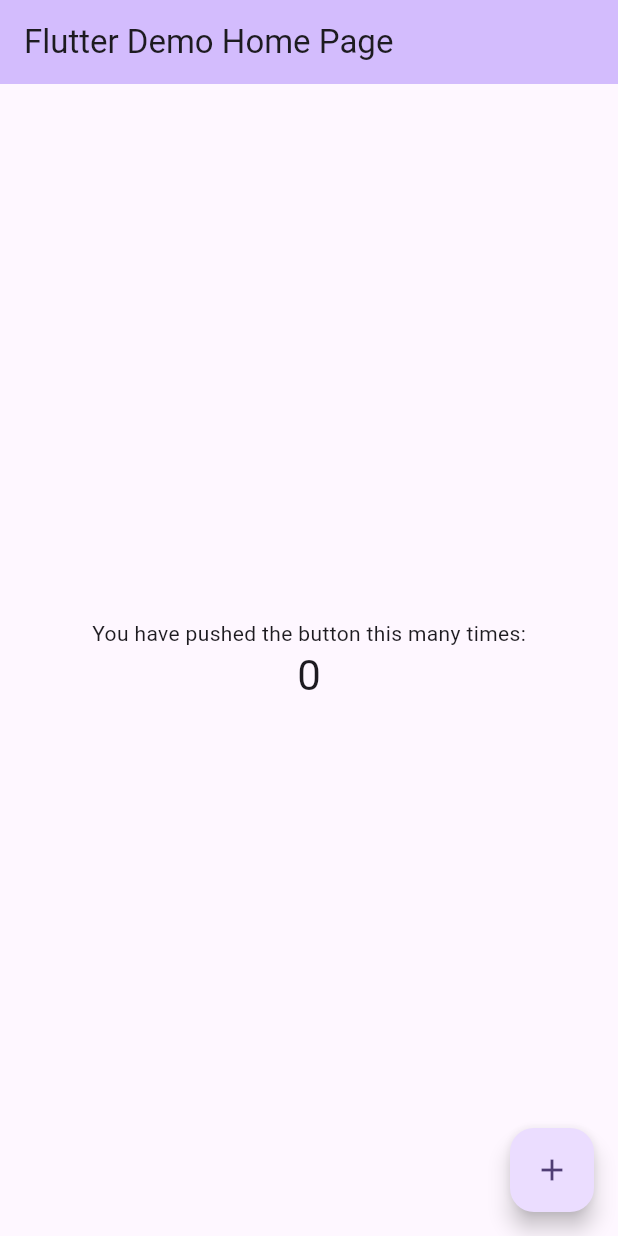
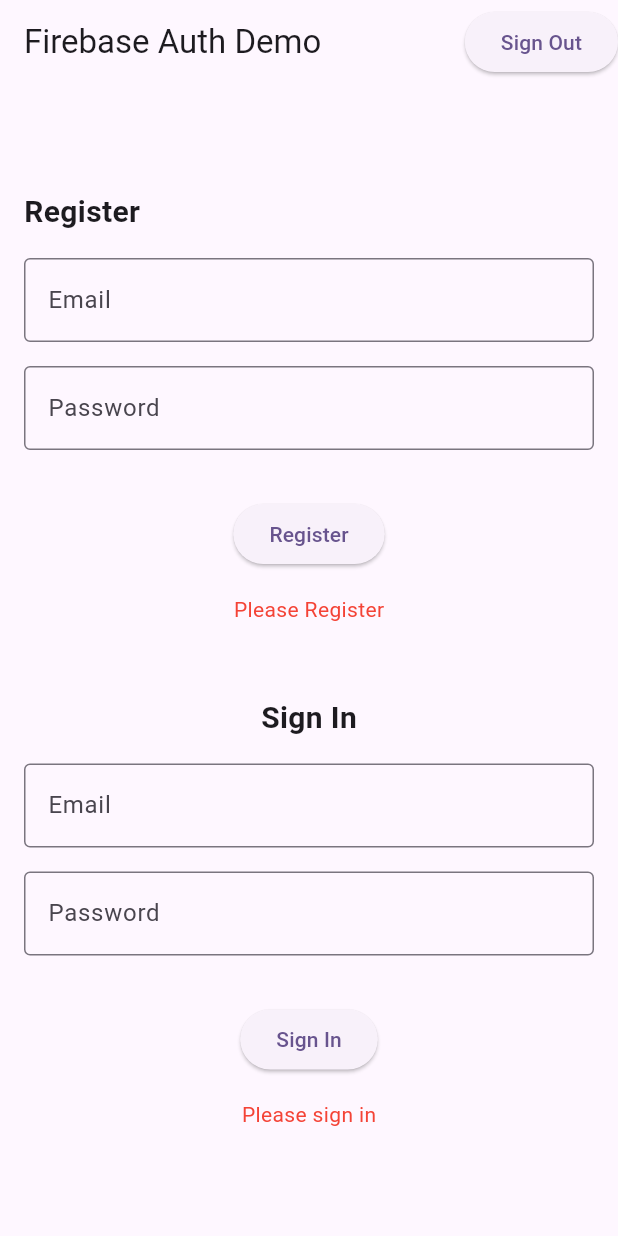
Before and after one commit to sannzay/act16_mad, a Flutter app: the screen it shows after launch, on a phone screen of 412 x 824 dp. Run offline on Flutter 3.47's test engine with Material 3 defaults, Android fonts, the phone set to English and light mode, and no system bars; our stand-ins replace cloud_firestore, firebase_auth, firebase_core; accounts and stored records are empty.

Commit message:
Add user registration and sign-in functionality with email and password. Update UI to include registration and sign-in forms, and implement sign-out feature.

```diff
--- a/lib/main.dart
+++ b/lib/main.dart
@@ -3,6 +3,7 @@
 import 'package:firebase_auth/firebase_auth.dart';
 import 'package:cloud_firestore/cloud_firestore.dart';
 import 'firebase_options.dart';
+import 'services/auth_service.dart';
 
 void main() async {
   WidgetsFlutterBinding.ensureInitialized();
@@ -15,45 +16,20 @@
 class MyApp extends StatelessWidget {
   const MyApp({super.key});
 
-  // This widget is the root of your application.
   @override
   Widget build(BuildContext context) {
     return MaterialApp(
-      title: 'Flutter Demo',
+      title: 'Firebase Auth Demo',
       theme: ThemeData(
-        // This is the theme of your application.
-        //
-        // TRY THIS: Try running your application with "flutter run". You'll see
-        // the application has a purple toolbar. Then, without quitting the app,
-        // try changing the seedColor in the colorScheme below to Colors.green
-        // and then invoke "hot reload" (save your changes or press the "hot
-        // reload" button in a Flutter-supported IDE, or press "r" if you used
-        // the command line to start the app).
-        //
-        // Notice that the counter didn't reset back to zero; the application
-        // state is not lost during the reload. To reset the state, use hot
-        // restart instead.
-        //
-        // This works for code too, not just values: Most code changes can be
-        // tested with just a hot reload.
         colorScheme: ColorScheme.fromSeed(seedColor: Colors.deepPurple),
       ),
-      home: const MyHomePage(title: 'Flutter Demo Home Page'),
+      home: const MyHomePage(title: 'Firebase Auth Demo'),
     );
   }
 }
 
 class MyHomePage extends StatefulWidget {
   const MyHomePage({super.key, required this.title});
-
-  // This widget is the home page of your application. It is stateful, meaning
-  // that it has a State object (defined below) that contains fields that affect
-  // how it looks.
-
-  // This class is the configuration for the state. It holds the values (in this
-  // case the title) provided by the parent (in this case the App widget) and
-  // used by the build method of the State. Fields in a Widget subclass are
-  // always marked "final".
 
   final String title;
 
@@ -62,69 +38,340 @@
 }
 
 class _MyHomePageState extends State<MyHomePage> {
-  int _counter = 0;
+  final AuthService _authService = AuthService();
 
-  void _incrementCounter() {
-    setState(() {
-      // This call to setState tells the Flutter framework that something has
-      // changed in this State, which causes it to rerun the build method below
-      // so that the display can reflect the updated values. If we changed
-      // _counter without calling setState(), then the build method would not be
-      // called again, and so nothing would appear to happen.
-      _counter++;
-    });
+  void _signOut() async {
+    final result = await _authService.signOut();
+    if (result['success']) {
+      if (mounted) {
+        ScaffoldMessenger.of(context).showSnackBar(
+          SnackBar(content: Text(result['message'])),
+        );
+      }
+    }
   }
 
   @override
   Widget build(BuildContext context) {
-    // This method is rerun every time setState is called, for instance as done
-    // by the _incrementCounter method above.
-    //
-    // The Flutter framework has been optimized to make rerunning build methods
-    // fast, so that you can just rebuild anything that needs updating rather
-    // than having to individually change instances of widgets.
     return Scaffold(
       appBar: AppBar(
-        // TRY THIS: Try changing the color here to a specific color (to
-        // Colors.amber, perhaps?) and trigger a hot reload to see the AppBar
-        // change color while the other colors stay the same.
-        backgroundColor: Theme.of(context).colorScheme.inversePrimary,
-        // Here we take the value from the MyHomePage object that was created by
-        // the App.build method, and use it to set our appbar title.
         title: Text(widget.title),
+        actions: <Widget>[
+          ElevatedButton(
+            onPressed: () {
+              _signOut();
+            },
+            child: const Text('Sign Out'),
+          ),
+        ],
       ),
       body: Center(
-        // Center is a layout widget. It takes a single child and positions it
-        // in the middle of the parent.
-        child: Column(
-          // Column is also a layout widget. It takes a list of children and
-          // arranges them vertically. By default, it sizes itself to fit its
-          // children horizontally, and tries to be as tall as its parent.
-          //
-          // Column has various properties to control how it sizes itself and
-          // how it positions its children. Here we use mainAxisAlignment to
-          // center the children vertically; the main axis here is the vertical
-          // axis because Columns are vertical (the cross axis would be
-          // horizontal).
-          //
-          // TRY THIS: Invoke "debug painting" (choose the "Toggle Debug Paint"
-          // action in the IDE, or press "p" in the console), to see the
-          // wireframe for each widget.
-          mainAxisAlignment: MainAxisAlignment.center,
-          children: <Widget>[
-            const Text('You have pushed the button this many times:'),
-            Text(
-              '$_counter',
-              style: Theme.of(context).textTheme.headlineMedium,
-            ),
-          ],
+        child: SingleChildScrollView(
+          padding: const EdgeInsets.all(16.0),
+          child: Column(
+            mainAxisAlignment: MainAxisAlignment.center,
+            children: <Widget>[
+              RegisterEmailSection(authService: _authService),
+              const SizedBox(height: 32),
+              EmailPasswordForm(authService: _authService),
+            ],
+          ),
         ),
       ),
-      floatingActionButton: FloatingActionButton(
-        onPressed: _incrementCounter,
-        tooltip: 'Increment',
-        child: const Icon(Icons.add),
-      ), // This trailing comma makes auto-formatting nicer for build methods.
     );
   }
 }
+
+class RegisterEmailSection extends StatefulWidget {
+  const RegisterEmailSection({super.key, required this.authService});
+
+  final AuthService authService;
+
+  @override
+  State<RegisterEmailSection> createState() => _RegisterEmailSectionState();
+}
+
+class _RegisterEmailSectionState extends State<RegisterEmailSection> {
+  final GlobalKey<FormState> _formKey = GlobalKey<FormState>();
+  final TextEditingController _emailController = TextEditingController();
+  final TextEditingController _passwordController = TextEditingController();
+  bool _success = false;
+  bool _initialState = true;
+  bool _isLoading = false;
+  String? _userEmail;
+  String? _errorMessage;
+
+  String? _validateEmail(String? value) {
+    if (value == null || value.isEmpty) {
+      return 'Please enter an email address';
+    }
+    final emailRegex = RegExp(r'^[a-zA-Z0-9._%+-]+@[a-zA-Z0-9.-]+\.[a-zA-Z]{2,}$');
+    if (!emailRegex.hasMatch(value)) {
+      return 'Please enter a valid email address (e.g., test@gsu.com)';
+    }
+    return null;
+  }
+
+  String? _validatePassword(String? value) {
+    if (value == null || value.isEmpty) {
+      return 'Please enter a password';
+    }
+    if (value.length < 6) {
+      return 'Password must be at least 6 characters';
+    }
+    return null;
+  }
+
+  void _register() async {
+    if (!_formKey.currentState!.validate()) {
+      return;
+    }
+
+    setState(() {
+      _isLoading = true;
+      _errorMessage = null;
+    });
+
+    final result = await widget.authService.registerWithEmailAndPassword(
+      _emailController.text.trim(),
+      _passwordController.text,
+    );
+
+    setState(() {
+      _isLoading = false;
+      _success = result['success'] as bool;
+      _userEmail = result['user'] != null
+          ? (result['user'] as User).email
+          : null;
+      _initialState = false;
+      _errorMessage = result['message'] as String;
+    });
+
+    if (mounted) {
+      ScaffoldMessenger.of(context).showSnackBar(
+        SnackBar(
+          content: Text(_errorMessage ?? ''),
+          backgroundColor: _success ? Colors.green : Colors.red,
+        ),
+      );
+    }
+  }
+
+  @override
+  void dispose() {
+    _emailController.dispose();
+    _passwordController.dispose();
+    super.dispose();
+  }
+
+  @override
+  Widget build(BuildContext context) {
+    return Form(
+      key: _formKey,
+      child: Column(
+        crossAxisAlignment: CrossAxisAlignment.start,
+        children: <Widget>[
+          const Text(
+            'Register',
+            style: TextStyle(fontSize: 20, fontWeight: FontWeight.bold),
+          ),
+          const SizedBox(height: 16),
+          TextFormField(
+            controller: _emailController,
+            decoration: const InputDecoration(
+              labelText: 'Email',
+              border: OutlineInputBorder(),
+            ),
+            keyboardType: TextInputType.emailAddress,
+            validator: _validateEmail,
+            enabled: !_isLoading,
+          ),
+          const SizedBox(height: 16),
+          TextFormField(
+            controller: _passwordController,
+            decoration: const InputDecoration(
+              labelText: 'Password',
+              border: OutlineInputBorder(),
+            ),
+            obscureText: true,
+            validator: _validatePassword,
+            enabled: !_isLoading,
+          ),
+          const SizedBox(height: 16),
+          Container(
+            padding: const EdgeInsets.symmetric(vertical: 16.0),
+            alignment: Alignment.center,
+            child: _isLoading
+                ? const CircularProgressIndicator()
+                : ElevatedButton(
+                    onPressed: _register,
+                    child: const Text('Register'),
+                  ),
+          ),
+          Container(
+            alignment: Alignment.center,
+            child: Text(
+              _initialState
+                  ? 'Please Register'
+                  : _success
+                      ? 'Successfully registered $_userEmail'
+                      : 'Registration failed',
+              style: TextStyle(
+                color: _success ? Colors.green : Colors.red,
+              ),
+            ),
+          ),
+        ],
+      ),
+    );
+  }
+}
+
+class EmailPasswordForm extends StatefulWidget {
+  const EmailPasswordForm({super.key, required this.authService});
+
+  final AuthService authService;
+
+  @override
+  State<EmailPasswordForm> createState() => _EmailPasswordFormState();
+}
+
+class _EmailPasswordFormState extends State<EmailPasswordForm> {
+  final GlobalKey<FormState> _formKey = GlobalKey<FormState>();
+  final TextEditingController _emailController = TextEditingController();
+  final TextEditingController _passwordController = TextEditingController();
+  bool _success = false;
+  bool _initialState = true;
+  bool _isLoading = false;
+  String _userEmail = '';
+  String? _errorMessage;
+
+  String? _validateEmail(String? value) {
+    if (value == null || value.isEmpty) {
+      return 'Please enter an email address';
+    }
+    final emailRegex = RegExp(r'^[a-zA-Z0-9._%+-]+@[a-zA-Z0-9.-]+\.[a-zA-Z]{2,}$');
+    if (!emailRegex.hasMatch(value)) {
+      return 'Please enter a valid email address (e.g., test@gsu.com)';
+    }
+    return null;
+  }
+
+  String? _validatePassword(String? value) {
+    if (value == null || value.isEmpty) {
+      return 'Please enter a password';
+    }
+    if (value.length < 6) {
+      return 'Password must be at least 6 characters';
+    }
+    return null;
+  }
+
+  void _signInWithEmailAndPassword() async {
+    if (!_formKey.currentState!.validate()) {
+      return;
+    }
+
+    setState(() {
+      _isLoading = true;
+      _errorMessage = null;
+    });
+
+    final result = await widget.authService.signInWithEmailAndPassword(
+      _emailController.text.trim(),
+      _passwordController.text,
+    );
+
+    setState(() {
+      _isLoading = false;
+      _success = result['success'] as bool;
+      _userEmail = result['user'] != null
+          ? (result['user'] as User).email ?? ''
+          : '';
+      _initialState = false;
+      _errorMessage = result['message'] as String;
+    });
+
+    if (mounted) {
+      ScaffoldMessenger.of(context).showSnackBar(
+        SnackBar(
+          content: Text(_errorMessage ?? ''),
+          backgroundColor: _success ? Colors.green : Colors.red,
+        ),
+      );
+    }
+  }
+
+  @override
+  void dispose() {
+    _emailController.dispose();
+    _passwordController.dispose();
+    super.dispose();
+  }
+
+  @override
+  Widget build(BuildContext context) {
+    return Form(
+      key: _formKey,
+      child: Column(
+        crossAxisAlignment: CrossAxisAlignment.start,
+        children: <Widget>[
+          Container(
+            child: const Text(
+              'Sign In',
+              style: TextStyle(fontSize: 20, fontWeight: FontWeight.bold),
+            ),
+            padding: const EdgeInsets.all(16),
+            alignment: Alignment.center,
+          ),
+          TextFormField(
+            controller: _emailController,
+            decoration: const InputDecoration(
+              labelText: 'Email',
+              border: OutlineInputBorder(),
+            ),
+            keyboardType: TextInputType.emailAddress,
+            validator: _validateEmail,
+            enabled: !_isLoading,
+          ),
+          const SizedBox(height: 16),
+          TextFormField(
+            controller: _passwordController,
+            decoration: const InputDecoration(
+              labelText: 'Password',
+              border: OutlineInputBorder(),
+            ),
+            obscureText: true,
+            validator: _validatePassword,
+            enabled: !_isLoading,
+          ),
+          const SizedBox(height: 16),
+          Container(
+            padding: const EdgeInsets.symmetric(vertical: 16.0),
+            alignment: Alignment.center,
+            child: _isLoading
+                ? const CircularProgressIndicator()
+                : ElevatedButton(
+                    onPressed: _signInWithEmailAndPassword,
+                    child: const Text('Sign In'),
+                  ),
+          ),
+          Container(
+            alignment: Alignment.center,
+            padding: const EdgeInsets.symmetric(horizontal: 16),
+            child: Text(
+              _initialState
+                  ? 'Please sign in'
+                  : _success
+                      ? 'Successfully signed in $_userEmail'
+                      : 'Sign in failed',
+              style: TextStyle(
+                color: _success ? Colors.green : Colors.red,
+              ),
+            ),
+          ),
+        ],
+      ),
+    );
+  }
+}
```
